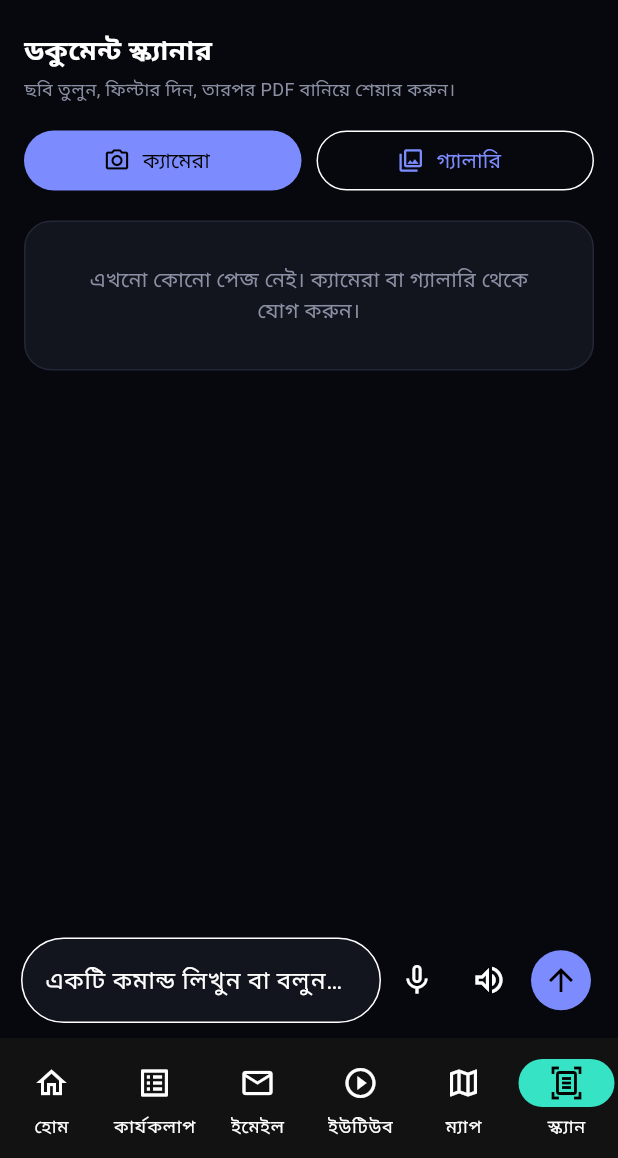
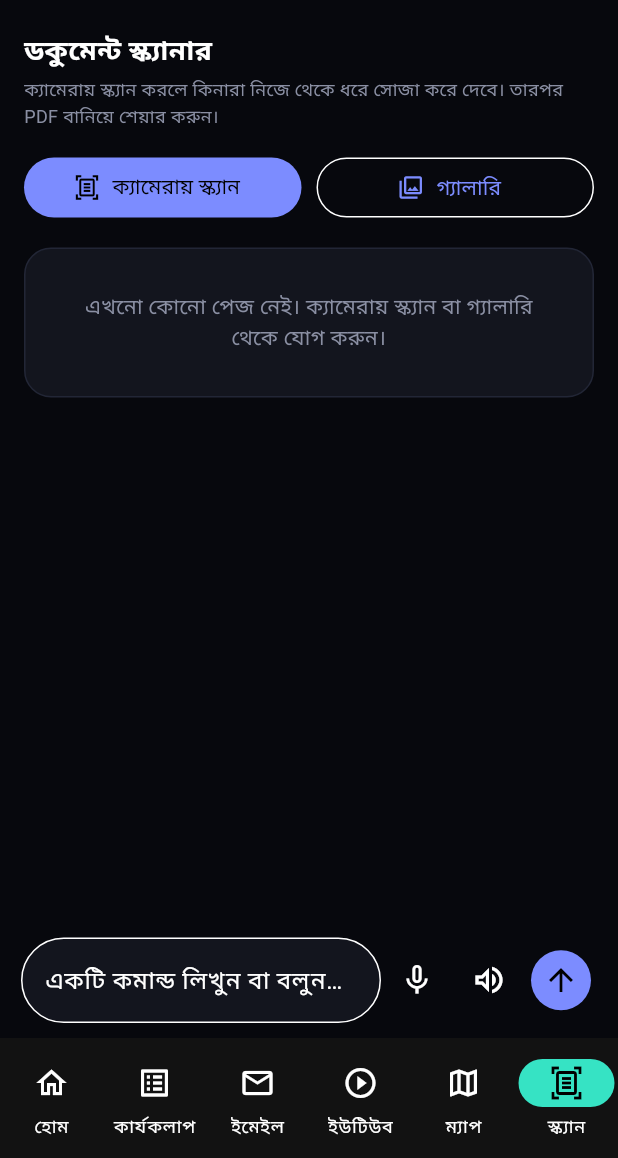
Before and after one commit to rana22222/NH-AI-2.0agent, a Flutter app: the screen it shows after launch, item 6 of the bottom bar chosen, after a tap on "গ্যালারি", on a phone screen of 412 x 824 dp, the part 78-1236 px from its top. Run offline on Flutter 3.47's test engine with Material 3 defaults, Android fonts, the phone set to English and light mode, and no system bars; our stand-ins replace flutter_local_notifications, flutter_tts, image_picker, pdf, share_plus, speech_to_text; missing offline and left inert: google_mlkit_document_scanner.

Commit message:
feat: auto edge detection and perspective correction via ML Kit document scanner

```diff
--- a/lib/doc_scanner.dart
+++ b/lib/doc_scanner.dart
@@ -2,6 +2,7 @@ import 'dart:io';
 import 'dart:typed_data';
 
 import 'package:flutter/material.dart';
+import 'package:google_mlkit_document_scanner/google_mlkit_document_scanner.dart';
 import 'package:image/image.dart' as img;
 import 'package:image_picker/image_picker.dart';
 import 'package:path_provider/path_provider.dart';
@@ -18,9 +19,9 @@ const Color _kAccentB = Color(0xFF36E3C4);
 enum ScanFilter { original, grayscale, blackWhite }
 
 class ScanPageItem {
-  ScanPageItem(this.file);
+  ScanPageItem(this.file, {this.filter = ScanFilter.original});
   final File file;
-  ScanFilter filter = ScanFilter.blackWhite;
+  ScanFilter filter;
   int quarterTurns = 0;
 }
 
@@ -52,7 +53,7 @@ Uint8List _renderPage(Uint8List bytes, int turns, int filterIndex) {
     }
   }
 
-  return Uint8List.fromList(img.encodeJpg(image, quality: 85));
+  return Uint8List.fromList(img.encodeJpg(image, quality: 90));
 }
 
 class DocScannerPage extends StatefulWidget {
@@ -75,16 +76,42 @@ class _DocScannerPageState extends State<DocScannerPage> {
     ScaffoldMessenger.of(context).showSnackBar(SnackBar(content: Text(msg)));
   }
 
-  Future<void> _addPage(ImageSource source) async {
+  // Camera scan: ML Kit finds the page edges, corrects perspective, and enhances.
+  Future<void> _scanWithCamera() async {
+    if (_busy) return;
+    try {
+      final scanner = DocumentScanner(
+        options: DocumentScannerOptions(
+          documentFormat: DocumentFormat.jpeg,
+          mode: ScannerMode.full,
+          pageLimit: 20,
+          isGalleryImport: true,
+        ),
+      );
+      final DocumentScanningResult result = await scanner.scanDocument();
+      final List<String> paths = result.images;
+      if (paths.isEmpty) return;
+      setState(() {
+        for (final String path in paths) {
+          _pages.add(ScanPageItem(File(path)));
+        }
+        _selected = _pages.length - 1;
+      });
+    } catch (_) {
+      _snack('স্ক্যান করা যায়নি, আবার চেষ্টা করো');
+    }
+  }
+
+  Future<void> _addFromGallery() async {
     try {
       final XFile? picked = await ImagePicker().pickImage(
-        source: source,
+        source: ImageSource.gallery,
         imageQuality: 92,
         maxWidth: 2200,
       );
       if (picked == null) return;
       setState(() {
-        _pages.add(ScanPageItem(File(picked.path)));
+        _pages.add(ScanPageItem(File(picked.path), filter: ScanFilter.original));
         _selected = _pages.length - 1;
       });
     } catch (_) {
@@ -178,7 +205,7 @@ class _DocScannerPageState extends State<DocScannerPage> {
           ),
           const SizedBox(height: 4),
           const Text(
-            'ছবি তুলুন, ফিল্টার দিন, তারপর PDF বানিয়ে শেয়ার করুন।',
+            'ক্যামেরায় স্ক্যান করলে কিনারা নিজে থেকে ধরে সোজা করে দেবে। তারপর PDF বানিয়ে শেয়ার করুন।',
             style: TextStyle(fontSize: 12, color: _kMuted),
           ),
           const SizedBox(height: 14),
@@ -186,15 +213,15 @@ class _DocScannerPageState extends State<DocScannerPage> {
             children: [
               Expanded(
                 child: FilledButton.icon(
-                  onPressed: _busy ? null : () => _addPage(ImageSource.camera),
-                  icon: const Icon(Icons.photo_camera_outlined),
-                  label: const Text('ক্যামেরা'),
+                  onPressed: _busy ? null : _scanWithCamera,
+                  icon: const Icon(Icons.document_scanner_outlined),
+                  label: const Text('ক্যামেরায় স্ক্যান'),
                 ),
               ),
               const SizedBox(width: 10),
               Expanded(
                 child: OutlinedButton.icon(
-                  onPressed: _busy ? null : () => _addPage(ImageSource.gallery),
+                  onPressed: _busy ? null : _addFromGallery,
                   icon: const Icon(Icons.photo_library_outlined),
                   label: const Text('গ্যালারি'),
                 ),
@@ -212,7 +239,7 @@ class _DocScannerPageState extends State<DocScannerPage> {
               ),
               child: const Center(
                 child: Text(
-                  'এখনো কোনো পেজ নেই। ক্যামেরা বা গ্যালারি থেকে যোগ করুন।',
+                  'এখনো কোনো পেজ নেই। ক্যামেরায় স্ক্যান বা গ্যালারি থেকে যোগ করুন।',
                   textAlign: TextAlign.center,
                   style: TextStyle(color: _kMuted),
                 ),
```
